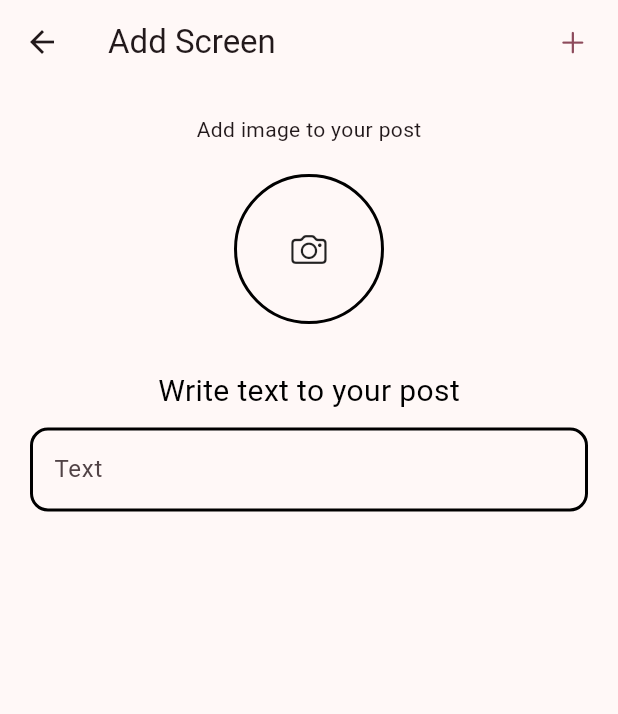
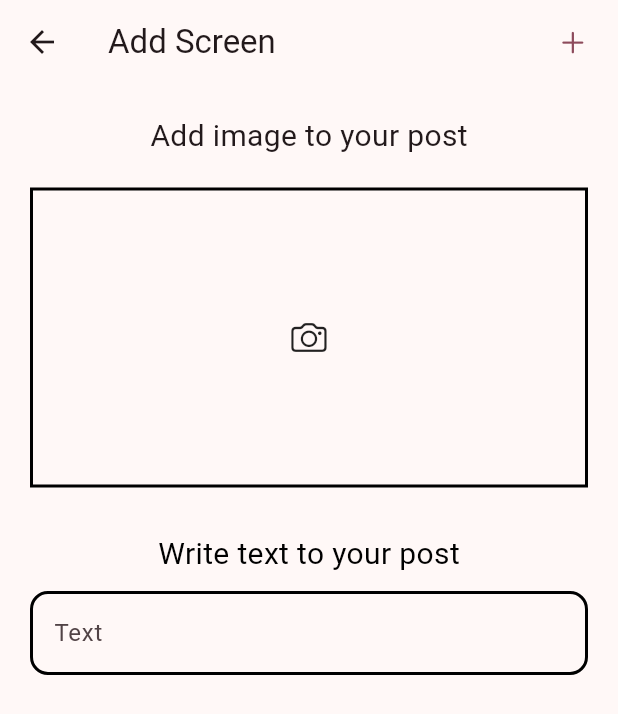
Before and after one commit to Samandar-PDP/insta-a2, a Flutter app: the AddScreen screen opened directly, on a phone screen of 412 x 824 dp. Shown: the top 714 px of the screen. Run offline on Flutter 3.47's test engine with Material 3 defaults, Android fonts, the phone set to English and light mode, and no system bars; our stand-ins replace auth_buttons, firebase_auth, firebase_core, firebase_database, firebase_storage, flutter_native_splash and 2 more; accounts and stored records are empty; network calls fail.

Commit message:
insta clone a2

```diff
--- a/lib/home/add_screen.dart
+++ b/lib/home/add_screen.dart
@@ -4,6 +4,11 @@ import 'package:flutter/cupertino.dart';
 import 'package:flutter/material.dart';
 import 'package:google_fonts/google_fonts.dart';
 import 'package:image_picker/image_picker.dart';
+import 'package:instagram_cl_a2/manager/firebase_manager.dart';
+import 'package:instagram_cl_a2/model/post.dart';
+import 'package:instagram_cl_a2/screen/main_screen.dart';
+import 'package:instagram_cl_a2/util/message.dart';
+import 'package:instagram_cl_a2/widget/loading.dart';
 
 class AddScreen extends StatefulWidget {
   const AddScreen({super.key});
@@ -13,10 +18,32 @@ class AddScreen extends StatefulWidget {
 }
 
 class _AddScreenState extends State<AddScreen> {
-
   final _picker = ImagePicker();
   XFile? _image;
   final _textController = TextEditingController();
+
+  bool _isLoading = false;
+  final _manager = FirebaseManager();
+
+  void _uploadPost() {
+    setState(() {
+      _isLoading = true;
+    });
+    _manager.uploadPost(
+      Post.post(null,
+          _textController.text,
+          _image?.path ?? "",
+          null, 0, null
+      )
+    ).then((value) {
+      setState(() {
+        _isLoading = false;
+      });
+      showSuccessMessage(context, 'Post uploaded');
+      Navigator.of(context)
+      .pushAndRemoveUntil(MaterialPageRoute(builder: (context) => const MainScreen()), (route) => false);
+    });
+  }
 
   @override
   Widget build(BuildContext context) {
@@ -25,35 +52,50 @@ class _AddScreenState extends State<AddScreen> {
         elevation: 0,
         title: const Text("Add Screen"),
         actions: [
-          CupertinoButton(child: const Icon(CupertinoIcons.add), onPressed: () {})
+          _isLoading ? const Loading(
+            color: Colors.red,
+          ) : CupertinoButton(
+              child: const Icon(CupertinoIcons.add), onPressed: () {
+                if(_image != null && _textController.text.isNotEmpty) {
+                  _uploadPost();
+                } else {
+                  showErrorMessage(context, 'Enter data');
+                }
+          })
         ],
       ),
-      body: Padding(
+      body: SingleChildScrollView(
+        child: Padding(
           padding: const EdgeInsets.all(20),
           child: Column(
             crossAxisAlignment: CrossAxisAlignment.center,
             children: [
-            const Text("Add image to your post"),
-            const SizedBox(height: 20),
-            _image == null ? InkWell(
+              const Text("Add image to your post",style: TextStyle(
+                fontSize: 20
+              )),
+              const SizedBox(height: 20), /// 1
+              InkWell(
                   onTap: () async {
                     _image = await _picker.pickImage(source: ImageSource.gallery);
-                setState(() {
-
-                });
+                    setState(() {});
                   },
-              child: Container(
-                 width: 100,
-                height: 100,
+                  child: _image == null
+                      ? Container(
+                          width: double.infinity,
+                          height: 200,
                           decoration: BoxDecoration(
-                  shape: BoxShape.circle,
-                  border: Border.all(color: Colors.black,width: 2)
+                              border: Border.all(color: Colors.black, width: 2)),
+                          child: const Icon(CupertinoIcons.photo_camera),
+                        )
+                      : SizedBox(
+                          width: double.infinity,
+                          height: 200,
+                          child: Image.file(File(_image?.path ?? ""),fit: BoxFit.cover,),
+                        )
               ),
-                child: const Icon(CupertinoIcons.photo_camera),
-              ),
-            ) : CircleAvatar(radius: 50,foregroundImage: FileImage(File(_image?.path ?? "")),),
-            const SizedBox(height: 30),
-            Text('Write text to your post',style: GoogleFonts.roboto(fontSize: 20,color: Colors.black)),
+              const SizedBox(height: 30),///
+              Text('Write text to your post',
+                  style: GoogleFonts.roboto(fontSize: 20, color: Colors.black)),
               const SizedBox(height: 10),
               TextField(
                 controller: _textController,
@@ -62,21 +104,22 @@ class _AddScreenState extends State<AddScreen> {
                   border: InputBorder.none,
                   enabledBorder: OutlineInputBorder(
                       borderRadius: BorderRadius.circular(12),
-                  borderSide: const BorderSide(color: Colors.black,width: 2)
-                ),
+                      borderSide:
+                          const BorderSide(color: Colors.black, width: 2)),
                   focusedBorder: OutlineInputBorder(
                       borderRadius: BorderRadius.circular(12),
-                    borderSide: const BorderSide(color: Colors.indigoAccent,width: 2)
-                ),
+                      borderSide:
+                          const BorderSide(color: Colors.indigoAccent, width: 2)),
                   disabledBorder: OutlineInputBorder(
                       borderRadius: BorderRadius.circular(12),
-                    borderSide: const BorderSide(color: Colors.black,width: 2)
-                ),
+                      borderSide:
+                          const BorderSide(color: Colors.black, width: 2)),
                 ),
               )
             ],
           ),
         ),
+      ),
     );
   }
 }
--- /dev/null
+++ b/lib/model/post.dart
@@ -0,0 +1,23 @@
+class Post {
+  String? id;
+  String? time;
+  String? ownerId;
+  int likeCount = 0;
+  String? image;
+  String? text;
+
+  Post();
+  Post.post(this.id,this.text,this.image,this.time,this.likeCount,this.ownerId);
+
+  Map<String, dynamic> toJson() {
+    return {'id': id, 'text': text, 'image': image, 'time': time,
+      'like_count': likeCount, 'owner_id': ownerId};
+  }
+  Post.fromJson(Map<Object?, Object?> json) :
+        id = json['id'].toString(),
+        time = json['time'].toString(),
+        ownerId = json['owner_id'].toString(),
+        likeCount = int.tryParse(json['like_count'].toString()) ?? 0,
+        image = json['image'].toString(),
+        text = json['text'].toString();
+}
--- a/lib/screen/register_screen.dart
+++ b/lib/screen/register_screen.dart
@@ -105,7 +105,6 @@ class _RegisterScreenState extends State<RegisterScreen> {
                     radius: 90, /// mana 3
                     foregroundImage: FileImage(File(_xFile?.path ?? "")),
                   ),
-
                   const SizedBox(height: 30,),
                   MyTextField(controller: _nameController, hint: 'Username'),
                   const SizedBox(height: 15,),
--- a/lib/util/message.dart
+++ b/lib/util/message.dart
@@ -9,5 +9,5 @@ void showErrorMessage(BuildContext context, String message) {
 void showSuccessMessage(BuildContext context, String message){
   ScaffoldMessenger.of(context)
       .showSnackBar(SnackBar(content: Text(message),
-  backgroundColor: Colors.greenAccent));
+  backgroundColor: const Color(0xFF0D700F)));
 }
```
Also changed, not shown: lib/home/profile_screen.dart (+30 -0 lines), lib/manager/firebase_manager.dart (+37 -0 lines), pubspec.lock. Lines whose indentation alone changed are shown as unchanged.
